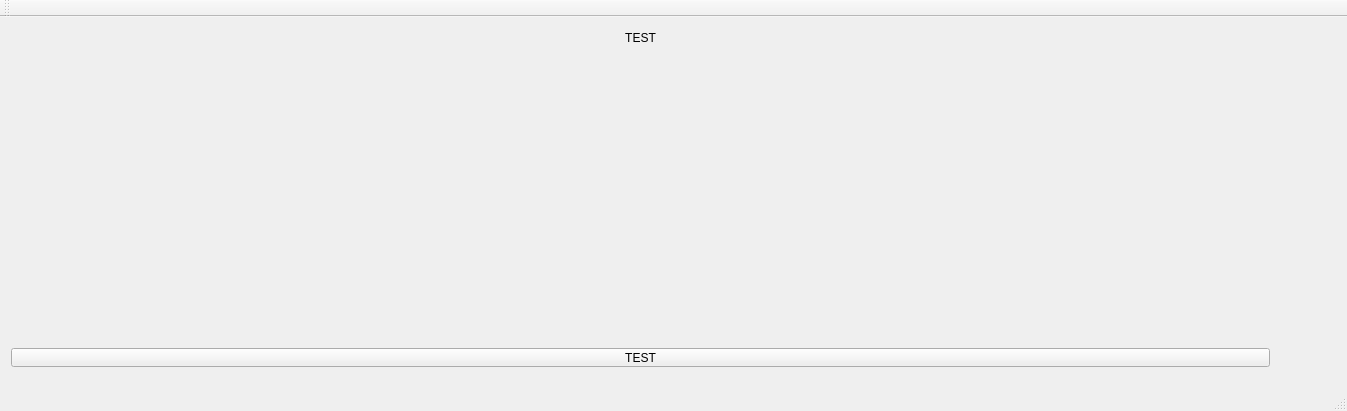
Qt form Onderzoeken/src/Qt5/untitled/onderzoekqtmain.ui (thomasmaters/BodemtransportRiviersediment) before a commit.
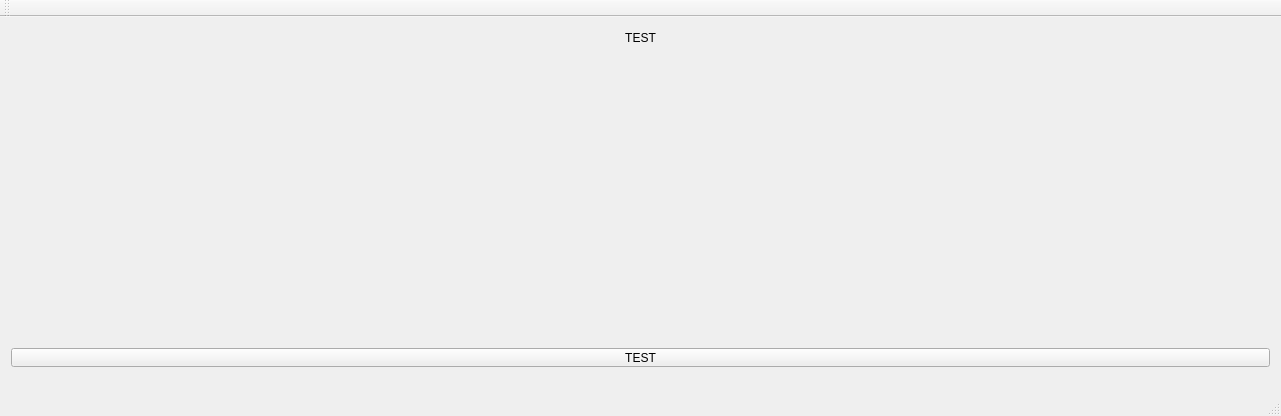
The same form after that commit.

Commit message: Finalized Qt research screen.

```diff
--- a/Onderzoeken/src/Qt5/untitled/onderzoekqtmain.ui
+++ b/Onderzoeken/src/Qt5/untitled/onderzoekqtmain.ui
@@ -6,24 +6,52 @@
    <rect>
     <x>0</x>
     <y>0</y>
-    <width>1347</width>
-    <height>411</height>
+    <width>1281</width>
+    <height>416</height>
    </rect>
   </property>
+  <property name="sizePolicy">
+   <sizepolicy hsizetype="Expanding" vsizetype="Expanding">
+    <horstretch>100</horstretch>
+    <verstretch>100</verstretch>
+   </sizepolicy>
+  </property>
+  <property name="sizeIncrement">
+   <size>
+    <width>100</width>
+    <height>100</height>
+   </size>
+  </property>
   <property name="windowTitle">
    <string>OnderzoekQtMain</string>
   </property>
   <widget class="QWidget" name="centralWidget">
+   <property name="sizePolicy">
+    <sizepolicy hsizetype="Expanding" vsizetype="Expanding">
+     <horstretch>0</horstretch>
+     <verstretch>0</verstretch>
+    </sizepolicy>
+   </property>
+   <property name="sizeIncrement">
+    <size>
+     <width>1920</width>
+     <height>1080</height>
+    </size>
+   </property>
    <widget class="QWidget" name="horizontalLayoutWidget">
     <property name="geometry">
      <rect>
       <x>0</x>
       <y>40</y>
-      <width>1281</width>
+      <width>641</width>
       <height>281</height>
      </rect>
     </property>
-    <layout class="QHBoxLayout" name="horizontalLayout"/>
+    <layout class="QHBoxLayout" name="horizontalLayout">
+     <property name="sizeConstraint">
+      <enum>QLayout::SetNoConstraint</enum>
+     </property>
+    </layout>
    </widget>
    <widget class="QWidget" name="horizontalLayoutWidget_2">
     <property name="geometry">
```
Left out of the diff: 26 changed lines with no effect on the pictures. The commit also changes 4 other files.
